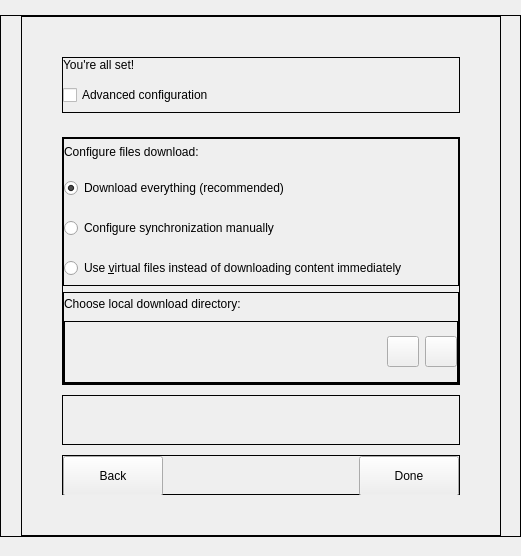
First picture: the form in src/gui/newwizard/pages/finishedpage.ui, repository CSG-Development/owncloud-client, before the edit.
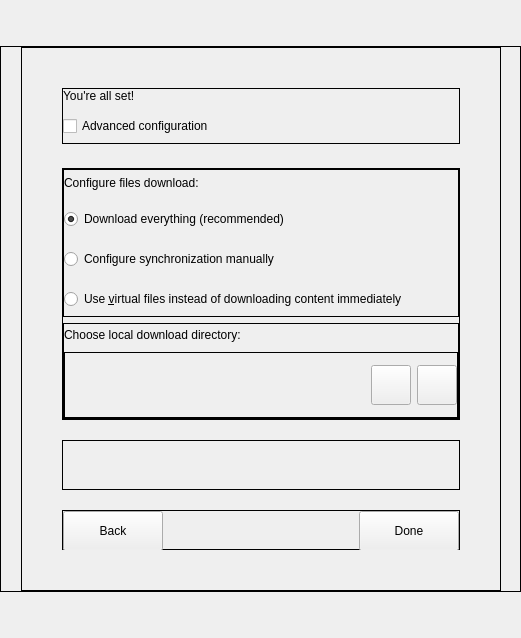
Second picture: the form after the edit. Custom widgets are drawn as their Qt base class.

The edit to the form file:
```diff
--- a/src/gui/newwizard/pages/finishedpage.ui
+++ b/src/gui/newwizard/pages/finishedpage.ui
@@ -7,7 +7,7 @@
     <x>0</x>
     <y>0</y>
     <width>521</width>
-    <height>556</height>
+    <height>638</height>
    </rect>
   </property>
   <property name="windowTitle">
@@ -331,13 +331,13 @@
                  <property name="minimumSize">
                   <size>
                    <width>0</width>
-                   <height>92</height>
+                   <height>96</height>
                   </size>
                  </property>
                  <property name="maximumSize">
                   <size>
                    <width>16777215</width>
-                   <height>92</height>
+                   <height>96</height>
                   </size>
                  </property>
                  <property name="frameShape">
@@ -371,13 +371,13 @@
                     <property name="minimumSize">
                      <size>
                       <width>0</width>
-                      <height>62</height>
+                      <height>66</height>
                      </size>
                     </property>
                     <property name="maximumSize">
                      <size>
                       <width>16777215</width>
-                      <height>62</height>
+                      <height>66</height>
                      </size>
                     </property>
                     <property name="frameShape">
@@ -406,8 +406,14 @@
                       <widget class="QToolButton" name="btnBrowse">
                        <property name="minimumSize">
                         <size>
-                         <width>24</width>
-                         <height>24</height>
+                         <width>40</width>
+                         <height>40</height>
+                        </size>
+                       </property>
+                       <property name="maximumSize">
+                        <size>
+                         <width>40</width>
+                         <height>40</height>
                         </size>
                        </property>
                        <property name="cursor">
@@ -418,8 +424,8 @@
                        </property>
                        <property name="iconSize">
                         <size>
-                         <width>24</width>
-                         <height>24</height>
+                         <width>20</width>
+                         <height>20</height>
                         </size>
                        </property>
                       </widget>
@@ -428,8 +434,14 @@
                       <widget class="QToolButton" name="btnReset">
                        <property name="minimumSize">
                         <size>
-                         <width>24</width>
-                         <height>24</height>
+                         <width>40</width>
+                         <height>40</height>
+                        </size>
+                       </property>
+                       <property name="maximumSize">
+                        <size>
+                         <width>40</width>
+                         <height>40</height>
                         </size>
                        </property>
                        <property name="cursor">
@@ -440,8 +452,8 @@
                        </property>
                        <property name="iconSize">
                         <size>
-                         <width>24</width>
-                         <height>24</height>
+                         <width>20</width>
+                         <height>20</height>
                         </size>
                        </property>
                       </widget>
```
Left out of the diff: 51 changed lines with no effect on the pictures.
